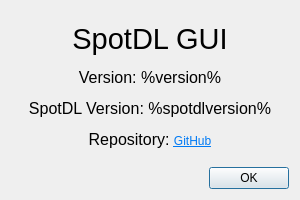
Before: the Qt Designer form spotdl_gui/views/about.ui in nozwock/spotdl_gui, drawn with Qt 5.
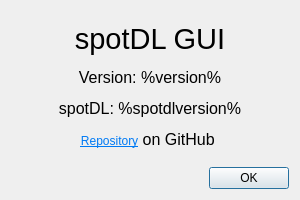
After: the same form once the commit is applied.

Commit message: Rename SpotDL to spotDL

Diff of the .ui file:
```diff
--- a/spotdl_gui/views/about.ui
+++ b/spotdl_gui/views/about.ui
@@ -17,7 +17,7 @@
    <item>
     <widget class="QLabel" name="label_about">
      <property name="text">
-      <string>&lt;html&gt;&lt;head/&gt;&lt;body&gt;&lt;p align=&quot;center&quot;&gt;&lt;span style=&quot; font-size:22pt;&quot;&gt;SpotDL GUI&lt;/span&gt;&lt;/p&gt;&lt;p align=&quot;center&quot;&gt;&lt;span style=&quot; font-size:12pt;&quot;&gt;Version: %version%&lt;/span&gt;&lt;/p&gt;&lt;p align=&quot;center&quot;&gt;&lt;span style=&quot; font-size:12pt;&quot;&gt;SpotDL Version: %spotdlversion%&lt;/span&gt;&lt;/p&gt;&lt;p align=&quot;center&quot;&gt;&lt;span style=&quot; font-size:12pt;&quot;&gt;Repository: &lt;/span&gt;&lt;a href=&quot;https://github.com/nozwock/spotdl_gui&quot;&gt;&lt;span style=&quot; text-decoration: underline; color:#007af4;&quot;&gt;GitHub&lt;/span&gt;&lt;/a&gt;&lt;/p&gt;&lt;/body&gt;&lt;/html&gt;</string>
+      <string>&lt;html&gt;&lt;head/&gt;&lt;body&gt;&lt;p align=&quot;center&quot;&gt;&lt;span style=&quot; font-size:22pt;&quot;&gt;spotDL GUI&lt;/span&gt;&lt;/p&gt;&lt;p align=&quot;center&quot;&gt;&lt;span style=&quot; font-size:12pt;&quot;&gt;Version: %version%&lt;/span&gt;&lt;/p&gt;&lt;p align=&quot;center&quot;&gt;&lt;span style=&quot; font-size:12pt;&quot;&gt;spotDL: %spotdlversion%&lt;/span&gt;&lt;/p&gt;&lt;p align=&quot;center&quot;&gt;&lt;a href=&quot;https://github.com/nozwock/spotdl_gui&quot;&gt;&lt;span style=&quot; text-decoration: underline; color:#007af4;&quot;&gt;Repository&lt;/span&gt;&lt;/a&gt;&lt;span style=&quot; font-size:12pt;&quot;&gt; on GitHub &lt;/span&gt;&lt;/p&gt;&lt;/body&gt;&lt;/html&gt;</string>
      </property>
     </widget>
    </item>
```
The commit also changes 6 other files.
